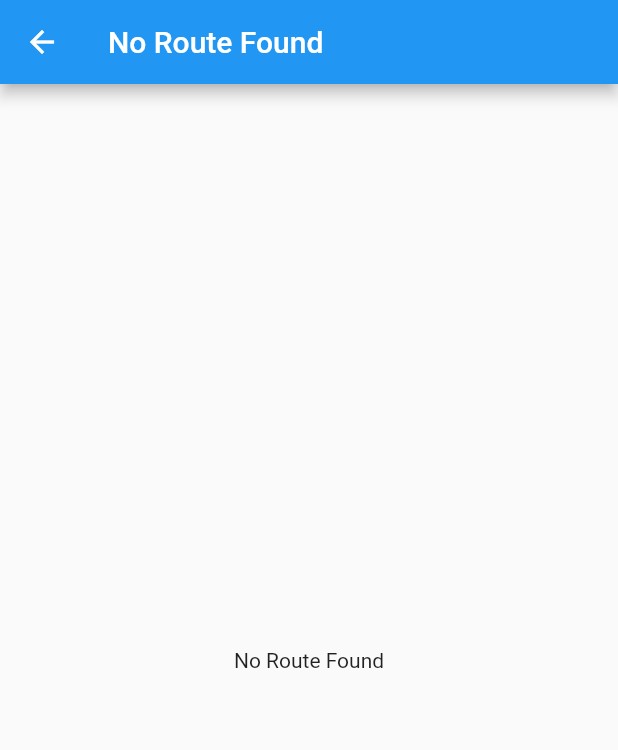
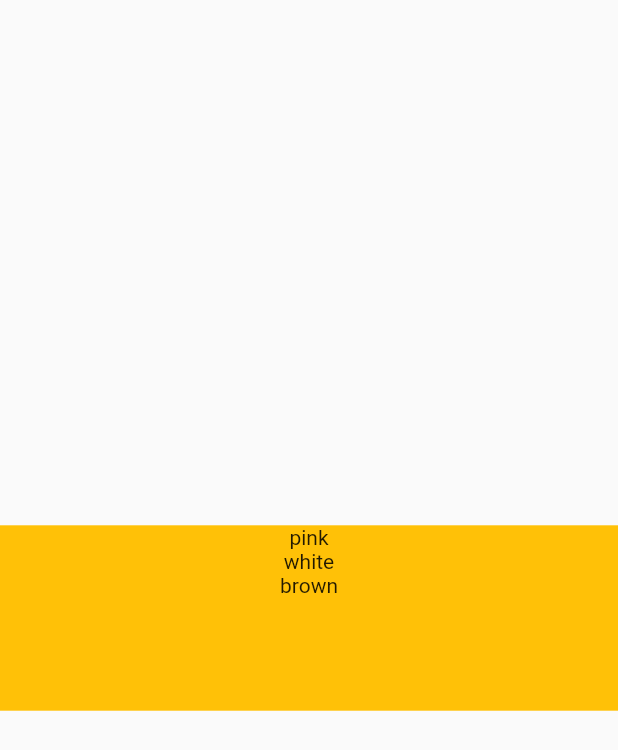
Before and after one commit to Rohit-Kushwaha/jsonType, a Flutter app: the screen it shows after launch, after a tap on "Type 3", on a phone screen of 412 x 824 dp. Shown: the top 750 px of the screen. Run offline on Flutter 3.47's test engine with Material 2 defaults, Android fonts, the phone set to English and light mode, and no system bars.

Commit message:
jsonType3

```diff
--- /dev/null
+++ b/json_parsing_type/assets/json/type3.json
@@ -0,0 +1,5 @@
+[
+    "pink",
+    "white",
+    "brown"
+]
--- /dev/null
+++ b/json_parsing_type/lib/model/type3.dart
@@ -0,0 +1,9 @@
+// To parse this JSON data, do
+//
+//     final type3Model = type3ModelFromJson(jsonString);
+
+import 'dart:convert';
+
+List<String> type3ModelFromJson(String str) => List<String>.from(json.decode(str).map((x) => x));
+
+String type3ModelToJson(List<String> data) => json.encode(List<dynamic>.from(data.map((x) => x)));
--- a/json_parsing_type/lib/routes/routes.dart
+++ b/json_parsing_type/lib/routes/routes.dart
@@ -3,6 +3,7 @@ import 'package:json_parsing_type/constant/app_constant.dart';
 import 'package:json_parsing_type/screens/home.dart';
 import 'package:json_parsing_type/screens/type1.dart';
 import 'package:json_parsing_type/screens/type2.dart';
+import 'package:json_parsing_type/screens/type3.dart';
 
 
 class Routes {
@@ -25,6 +26,10 @@ class RouteGenerators {
         return MaterialPageRoute(builder: (_) => const Type1());
          case Routes.type2:
         return MaterialPageRoute(builder: (_) => const Type2());
+         case Routes.type3:
+        return MaterialPageRoute(builder: (_) => const Type3());
+
+
       default:
         return undefindedRoute();
     }
--- /dev/null
+++ b/json_parsing_type/lib/screens/type3.dart
@@ -0,0 +1,70 @@
+
+import 'package:flutter/material.dart';
+import 'package:flutter/services.dart';
+import 'package:json_parsing_type/model/type3.dart';
+
+class Type3 extends StatefulWidget {
+  const Type3({super.key});
+
+  @override
+  State<Type3> createState() => _Type3State();
+}
+
+class _Type3State extends State<Type3> {
+  @override
+  void initState() {
+    _readType3JsonData();
+    super.initState();
+  }
+
+  @override
+  Widget build(BuildContext context) {
+    return SafeArea(
+      child: Scaffold(
+        body: SizedBox(
+          width: double.infinity,
+          child: Column(
+              crossAxisAlignment: CrossAxisAlignment.center,
+              mainAxisAlignment: MainAxisAlignment.center,
+              children: [
+                SizedBox(
+                  width: double.infinity,
+                  height: MediaQuery.of(context).size.width * .3,
+                  child: FutureBuilder(
+                      future: _readType3JsonData(),
+                      builder: (context, snapshot) {
+                        var data = snapshot.data;
+                        if (snapshot.hasData) {
+                          return Container(
+                            color: Colors.amber,
+                            height: MediaQuery.of(context).size.width * .3,
+                            width: double.infinity,
+                            child: Column(
+                              children: [
+                                Text(data![0]),
+                                Text(data![1]),
+                                Text(data![2]),
+
+                                // Text(data.age.toString()),
+                              ],
+                            ),
+                          );
+                        } else {
+                          return const Center(
+                            child: Text("Something went wrong"),
+                          );
+                        }
+                      }),
+                ),
+              ]),
+        ),
+      ),
+    );
+  }
+
+  Future _readType3JsonData() async {
+    final jsonString = await rootBundle.loadString("assets/json/type3.json");
+    final jsonResponse = type3ModelFromJson(jsonString);
+    return jsonResponse;
+  }
+}
```
